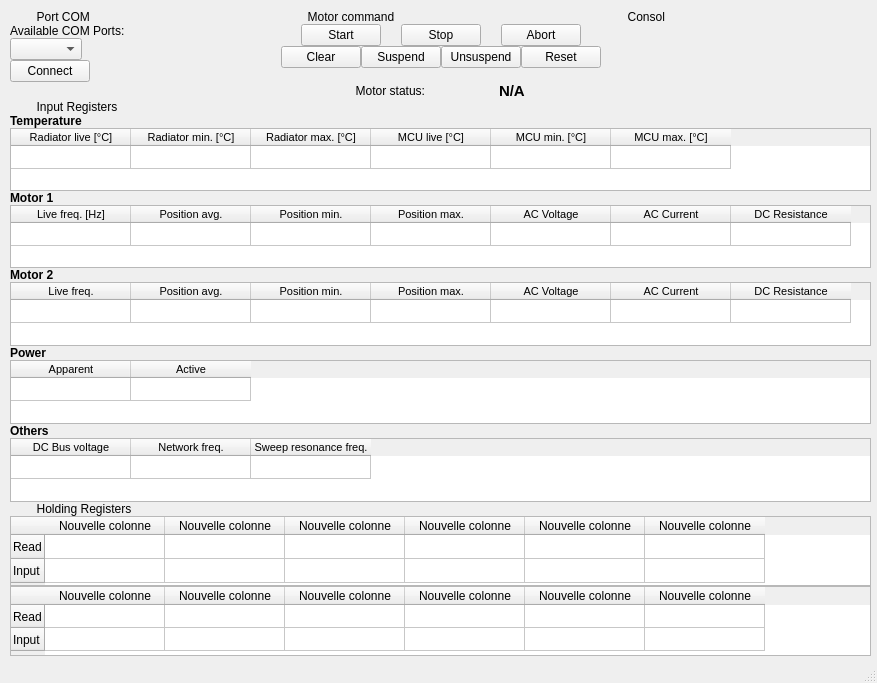
equium-energy/power_electronic_controler_HMI, file front/main_window.ui: the form before one commit.
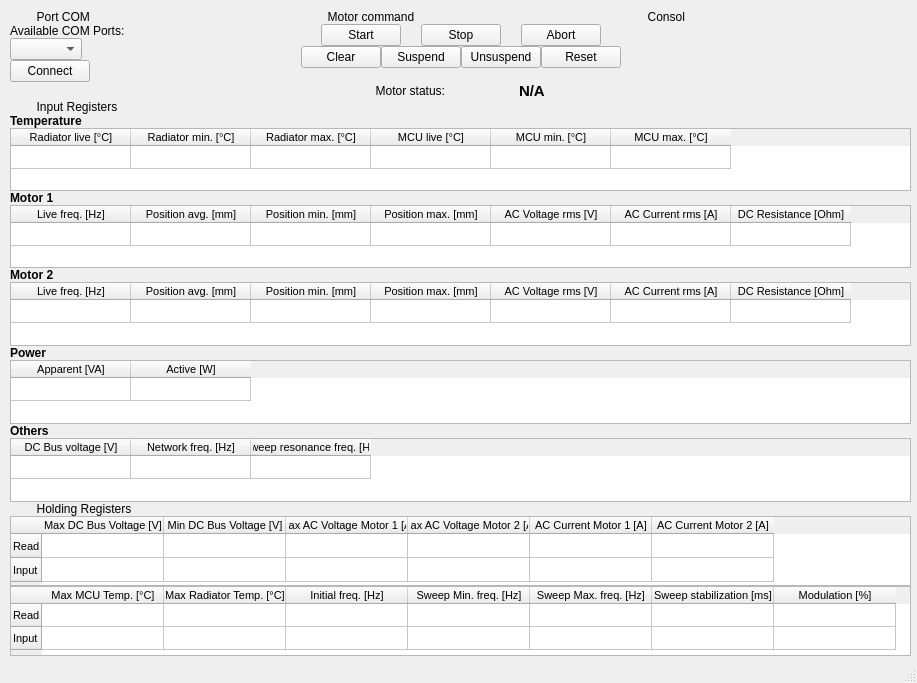
The form after the commit.

Commit message: :art: Write holding registers

Diff of the .ui file:
```diff
--- a/front/main_window.ui
+++ b/front/main_window.ui
@@ -6,7 +6,7 @@
    <rect>
     <x>0</x>
     <y>0</y>
-    <width>877</width>
+    <width>917</width>
     <height>683</height>
    </rect>
   </property>
@@ -19,7 +19,7 @@
      <rect>
       <x>10</x>
       <y>10</y>
-      <width>861</width>
+      <width>901</width>
       <height>646</height>
      </rect>
     </property>
@@ -494,32 +494,32 @@
            </column>
            <column>
             <property name="text">
-             <string>Position avg.</string>
+             <string>Position avg. [mm]</string>
             </property>
            </column>
            <column>
             <property name="text">
-             <string>Position min.</string>
+             <string>Position min. [mm]</string>
             </property>
            </column>
            <column>
             <property name="text">
-             <string>Position max.</string>
+             <string>Position max. [mm]</string>
             </property>
            </column>
            <column>
             <property name="text">
-             <string>AC Voltage</string>
+             <string>AC Voltage rms [V]</string>
             </property>
            </column>
            <column>
             <property name="text">
-             <string>AC Current</string>
+             <string>AC Current rms [A]</string>
             </property>
            </column>
            <column>
             <property name="text">
-             <string>DC Resistance</string>
+             <string>DC Resistance [Ohm]</string>
             </property>
            </column>
           </widget>
@@ -574,37 +574,37 @@
            </row>
            <column>
             <property name="text">
-             <string>Live freq.</string>
+             <string>Live freq. [Hz]</string>
             </property>
            </column>
            <column>
             <property name="text">
-             <string>Position avg.</string>
+             <string>Position avg. [mm]</string>
             </property>
            </column>
            <column>
             <property name="text">
-             <string>Position min.</string>
+             <string>Position min. [mm]</string>
             </property>
            </column>
            <column>
             <property name="text">
-             <string>Position max.</string>
+             <string>Position max. [mm]</string>
             </property>
            </column>
            <column>
             <property name="text">
-             <string>AC Voltage</string>
+             <string>AC Voltage rms [V]</string>
             </property>
            </column>
            <column>
             <property name="text">
-             <string>AC Current</string>
+             <string>AC Current rms [A]</string>
             </property>
            </column>
            <column>
             <property name="text">
-             <string>DC Resistance</string>
+             <string>DC Resistance [Ohm]</string>
             </property>
            </column>
           </widget>
@@ -665,12 +665,12 @@
            </row>
            <column>
             <property name="text">
-             <string>Apparent</string>
+             <string>Apparent [VA]</string>
             </property>
            </column>
            <column>
             <property name="text">
-             <string>Active</string>
+             <string>Active [W]</string>
             </property>
            </column>
           </widget>
@@ -725,17 +725,17 @@
            </row>
            <column>
             <property name="text">
-             <string>DC Bus voltage</string>
+             <string>DC Bus voltage [V]</string>
             </property>
            </column>
            <column>
             <property name="text">
-             <string>Network freq.</string>
+             <string>Network freq. [Hz]</string>
             </property>
            </column>
            <column>
             <property name="text">
-             <string>Sweep resonance freq.</string>
+             <string>Sweep resonance freq. [Hz]</string>
             </property>
            </column>
           </widget>
@@ -771,11 +771,16 @@
      </item>
      <item>
       <widget class="QTableWidget" name="table_holdRegi1">
+       <property name="font">
+        <font>
+         <pointsize>8</pointsize>
+        </font>
+       </property>
        <attribute name="horizontalHeaderMinimumSectionSize">
         <number>30</number>
        </attribute>
        <attribute name="horizontalHeaderDefaultSectionSize">
-        <number>120</number>
+        <number>122</number>
        </attribute>
        <attribute name="verticalHeaderMinimumSectionSize">
         <number>23</number>
@@ -795,43 +800,48 @@
        </row>
        <column>
         <property name="text">
-         <string>Nouvelle colonne</string>
+         <string>Max DC Bus Voltage [V]</string>
         </property>
        </column>
        <column>
         <property name="text">
-         <string>Nouvelle colonne</string>
+         <string>Min DC Bus Voltage [V]</string>
         </property>
        </column>
        <column>
         <property name="text">
-         <string>Nouvelle colonne</string>
+         <string>Max AC Voltage Motor 1 [A]</string>
         </property>
        </column>
        <column>
         <property name="text">
-         <string>Nouvelle colonne</string>
+         <string>Max AC Voltage Motor 2 [A]</string>
         </property>
        </column>
        <column>
         <property name="text">
-         <string>Nouvelle colonne</string>
+         <string>AC Current Motor 1 [A]</string>
         </property>
        </column>
        <column>
         <property name="text">
-         <string>Nouvelle colonne</string>
+         <string>AC Current Motor 2 [A]</string>
         </property>
        </column>
       </widget>
      </item>
      <item>
       <widget class="QTableWidget" name="table_holdRegi2">
+       <property name="font">
+        <font>
+         <pointsize>8</pointsize>
+        </font>
+       </property>
        <attribute name="horizontalHeaderMinimumSectionSize">
         <number>30</number>
        </attribute>
        <attribute name="horizontalHeaderDefaultSectionSize">
-        <number>120</number>
+        <number>122</number>
        </attribute>
        <attribute name="verticalHeaderMinimumSectionSize">
         <number>23</number>
@@ -851,32 +861,37 @@
        </row>
        <column>
         <property name="text">
-         <string>Nouvelle colonne</string>
+         <string>Max MCU Temp. [°C]</string>
         </property>
        </column>
        <column>
         <property name="text">
-         <string>Nouvelle colonne</string>
+         <string>Max Radiator Temp. [°C]</string>
         </property>
        </column>
        <column>
         <property name="text">
-         <string>Nouvelle colonne</string>
+         <string>Initial freq. [Hz]</string>
         </property>
        </column>
        <column>
         <property name="text">
-         <string>Nouvelle colonne</string>
+         <string>Sweep Min. freq. [Hz]</string>
         </property>
        </column>
        <column>
         <property name="text">
-         <string>Nouvelle colonne</string>
+         <string>Sweep Max. freq. [Hz]</string>
         </property>
        </column>
        <column>
         <property name="text">
-         <string>Nouvelle colonne</string>
+         <string>Sweep stabilization [ms]</string>
+        </property>
+       </column>
+       <column>
+        <property name="text">
+         <string>Modulation [%]</string>
         </property>
        </column>
       </widget>
```
The commit also changes 1 other file.
